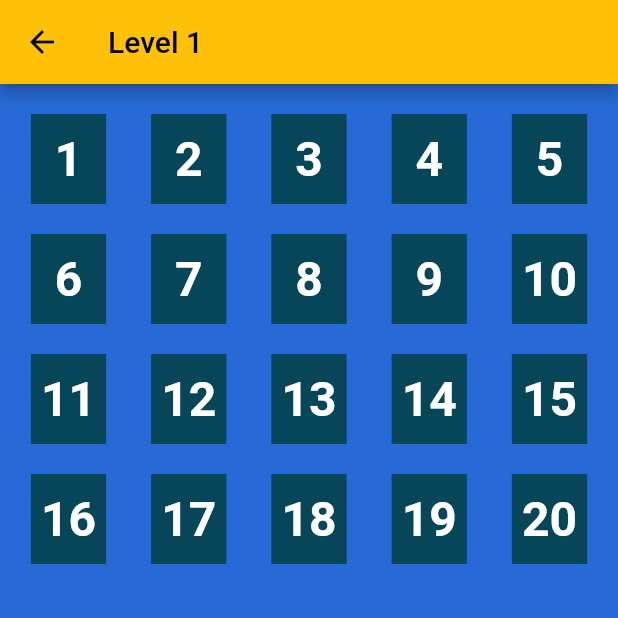
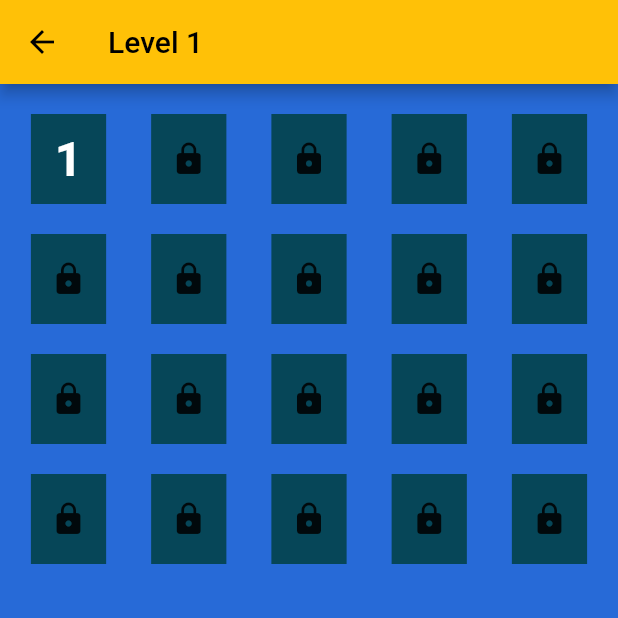
Before and after one commit to ismailbagga/Number_Games, a Flutter app: the LevelsScreen screen opened by its route, after a tap on "Level 1", on a phone screen of 412 x 824 dp, the top half of it. Run offline on Flutter 3.47's test engine with Material 2 defaults, Android fonts, the phone set to English and light mode, and no system bars; missing offline and left inert: dart:ffi.

Commit message:
add lock icon on single level screen

```diff
--- a/lib/providers/AuthProvider.dart
+++ b/lib/providers/AuthProvider.dart
@@ -4,12 +4,37 @@ import 'package:number_game/models/Levels.dart';
 
 class AuthProvider with ChangeNotifier {
   bool _login = false;
-  var currentGame = {
-    '1': 0,
-    '2': 0,
-    '3': 0,
-    '4': 0,
+  final Map<String, int> _currentGame = {
+    '1': 1,
+    '2': 1,
+    '3': 1,
+    '4': 1,
   };
+  void increaseLevel(Levels level) {
+    if (level == Levels.level_1) {
+      _currentGame['1'] = _currentGame['1']! + 1;
+    } else if (level == Levels.level_2) {
+      _currentGame['2'] = _currentGame['2']! + 1;
+    } else if (level == Levels.level_3) {
+      _currentGame['3'] = _currentGame['3']! + 1;
+    } else {
+      _currentGame['4'] = _currentGame['4']! + 1;
+    }
+    notifyListeners();
+  }
+
+  int getCurrentGameInCertainLevel(Levels level) {
+    if (level == Levels.level_1) {
+      return _currentGame['1']!;
+    } else if (level == Levels.level_2) {
+      return _currentGame['2']!;
+    } else if (level == Levels.level_3) {
+      return _currentGame['3']!;
+    } else {
+      return _currentGame['4']!;
+    }
+  }
+
   // const List<GameQuestion> level1 = [];
   List<List<Map<String, int>>> levels = [
     GameQuestion1.getLevel1Questions(),
--- a/lib/screens/SingleLevel_screen.dart
+++ b/lib/screens/SingleLevel_screen.dart
@@ -1,5 +1,4 @@
 import 'package:flutter/material.dart';
-// import 'package:flutter/rendering.dart';
 import 'package:number_game/models/Levels.dart';
 import 'package:number_game/providers/AuthProvider.dart';
 import 'package:number_game/screens/Game/firstlevel_screen.dart';
@@ -27,7 +26,7 @@ class SingleLevelScreen extends StatelessWidget {
     }
   }
 
-  Widget getGameBtn(int level, VoidCallback onClick) {
+  Widget getGameBtn(int level, int currentLevel, VoidCallback onClick) {
     return InkWell(
       onTap: onClick,
       child: Container(
@@ -35,7 +34,9 @@ class SingleLevelScreen extends StatelessWidget {
           color: const Color.fromARGB(255, 6, 70, 88),
           child: Center(
               child: FittedBox(
-            child: Text(
+            child: level > currentLevel
+                ? const Icon(Icons.lock)
+                : Text(
                     '$level',
                     style: const TextStyle(
                       fontSize: 32,
@@ -70,6 +71,8 @@ class SingleLevelScreen extends StatelessWidget {
     final media = MediaQuery.of(context).size;
     final level = (ModalRoute.of(context)?.settings.arguments
         as Map<String, Object>)['level'] as Levels;
+    final currenLevel = provider.getCurrentGameInCertainLevel(level);
+    print(currenLevel);
 
     List<Map<String, int>> games = provider.getGames(level);
     final title = pageLevel(level);
@@ -88,7 +91,7 @@ class SingleLevelScreen extends StatelessWidget {
                 mainAxisExtent: 60,
               ),
               children: games
-                  .map((item) => getGameBtn(++count, () {
+                  .map((item) => getGameBtn(++count, currenLevel, () {
                         navigateToLevel(item, level, context);
                         // Navigator.of(context).pushNamed(gameLevel(level),
                         //     arguments: {'item': item});
--- a/lib/screens/levels_screen.dart
+++ b/lib/screens/levels_screen.dart
@@ -61,7 +61,7 @@ class LevelsScreen extends StatelessWidget {
       ),
       body: Container(
         padding: EdgeInsets.only(top: query.padding.top + 10),
-        color: Color.fromARGB(255, 15, 255, 67),
+        color: const Color.fromARGB(255, 15, 255, 67),
         child: Center(
           child: Column(children: [
             buildLevelButton('Level 1', Colors.amberAccent, () {
```
Also changed, not shown: lib/screens/win_screen.dart (+5 -5 lines). Lines whose indentation alone changed are shown as unchanged.
